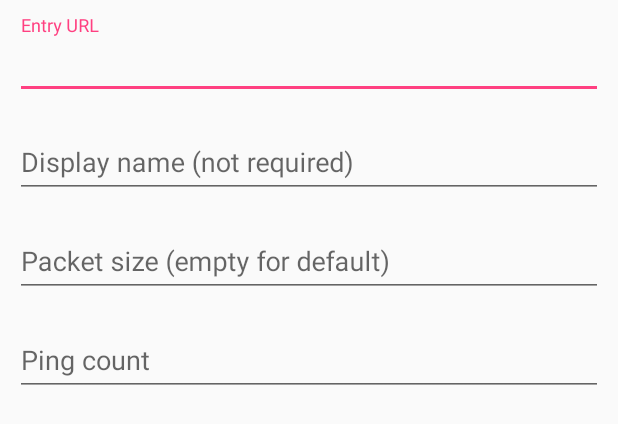
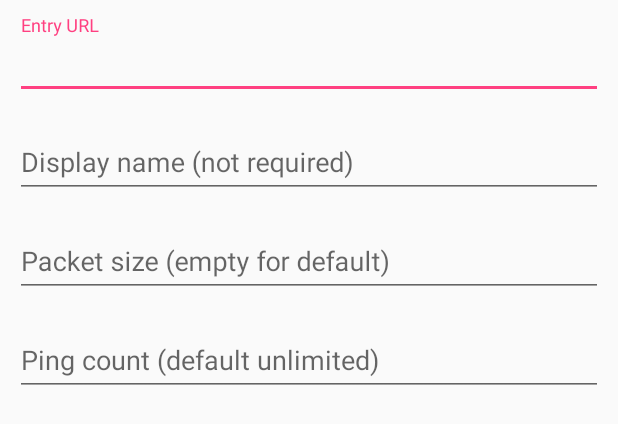
Before and after one commit to kenumir/Pinger, an Android app: the layout dialog_address_form.xml on its own in the app's theme, with its tools: preview values and no code run, on a phone screen of 412 x 824 dp. Shown: the top 424 px of the screen. Run offline under Robolectric (Android 15) with nearby library versions, the phone set to English and light mode, and no system bars.

Commit message:
Better translations (label descriptions).

```diff
--- a/app/src/main/res/values/strings.xml
+++ b/app/src/main/res/values/strings.xml
@@ -37,7 +37,7 @@
     <string name="label_entry_url">Entry URL</string>
     <string name="label_entry_display_name">Display name (not required)</string>
     <string name="label_entry_packet">Packet size (empty for default)</string>
-    <string name="label_entry_count">Ping count</string>
+    <string name="label_entry_count">Ping count (default unlimited)</string>
 
     <string name="toast_no_default_browser">No browser to show info</string>
     <string name="toast_enter_url">Enter URL</string>
```
Also changed, not shown: 1 other file.
